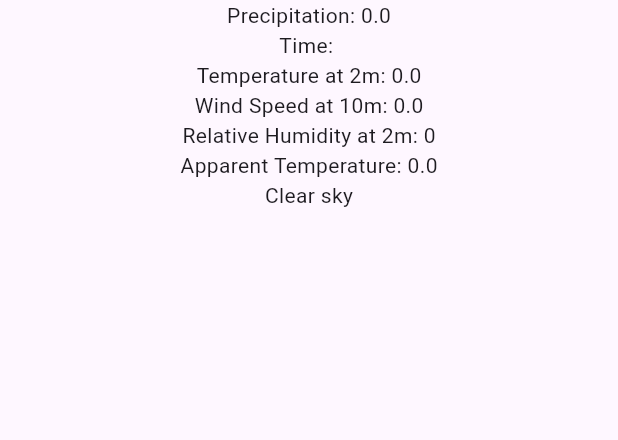
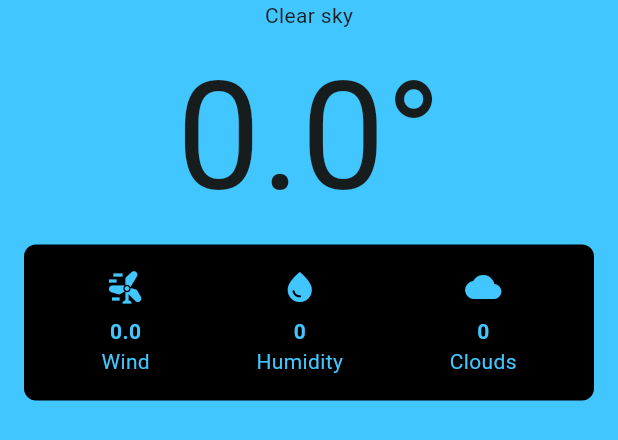
Before and after one commit to whosjorge23/weather_clean_architecture, a Flutter app: the WeatherPageContent widget shown alone on an empty page, opened directly with empty values, on a phone screen of 412 x 824 dp. Shown: the top 440 px of the screen. Run offline on Flutter 3.47's test engine with Material 3 defaults, Android fonts, the light colour scheme and no system bars; our stand-ins replace bloc, dio, equatable, flutter_bloc, freezed_annotation, gap and 5 more; missing offline and left inert: geolocator_platform_interface; generated files the repository leaves out were written again.

Commit message:
Refactor Design

```diff
--- a/lib/data/datasource/weather/weather_api_client.dart
+++ b/lib/data/datasource/weather/weather_api_client.dart
@@ -9,7 +9,7 @@ abstract class WeatherApiClient {
   factory WeatherApiClient(Dio dio) = _WeatherApiClient;
 
   @GET(
-      '/v1/forecast?latitude={latitude}&longitude={longitude}&current=temperature_2m,relative_humidity_2m,apparent_temperature,precipitation,weather_code,wind_speed_10m&temperature_unit={temperatureUnit}&wind_speed_unit={windSpeed}')
+      '/v1/forecast?latitude={latitude}&longitude={longitude}&current=temperature_2m,relative_humidity_2m,apparent_temperature,precipitation,weather_code,rain,cloud_cover,wind_speed_10m&temperature_unit={temperatureUnit}&wind_speed_unit={windSpeed}')
   Future<WeatherResponseDTO> getWeather(
     @Path('latitude') double latitude,
     @Path('longitude') double longitude,
--- a/lib/domain/entities/current_response_entity.dart
+++ b/lib/domain/entities/current_response_entity.dart
@@ -11,6 +11,8 @@ class CurrentResponseEntity extends BaseEntity {
   final double? windSpeed10m;
   final int? relativeHumidity2m;
   final double? apparentTemperature;
+  final double? rain;
+  final int? cloudCover;
 
   const CurrentResponseEntity({
     this.time,
@@ -21,6 +23,8 @@ class CurrentResponseEntity extends BaseEntity {
     this.windSpeed10m,
     this.relativeHumidity2m,
     this.apparentTemperature,
+    this.rain,
+    this.cloudCover,
   });
 
   @override
@@ -34,6 +38,8 @@ class CurrentResponseEntity extends BaseEntity {
       precipitation: precipitation,
       relativeHumidity2m: relativeHumidity2m,
       apparentTemperature: apparentTemperature,
+      rain: rain,
+      cloudCover: cloudCover,
     );
   }
 
@@ -47,5 +53,7 @@ class CurrentResponseEntity extends BaseEntity {
         windSpeed10m,
         relativeHumidity2m,
         apparentTemperature,
+        rain,
+        cloudCover,
       ];
 }
--- a/lib/domain/entities/current_units_response_entity.dart
+++ b/lib/domain/entities/current_units_response_entity.dart
@@ -10,6 +10,8 @@ class CurrentUnitsResponseEntity extends BaseEntity {
   final String? windSpeed10m;
   final String? relativeHumidity2m;
   final String? apparentTemperature;
+  final String? rain;
+  final String? cloudCover;
 
   const CurrentUnitsResponseEntity({
     this.time,
@@ -20,6 +22,8 @@ class CurrentUnitsResponseEntity extends BaseEntity {
     this.windSpeed10m,
     this.relativeHumidity2m,
     this.apparentTemperature,
+    this.rain,
+    this.cloudCover,
   });
 
   @override
@@ -33,6 +37,8 @@ class CurrentUnitsResponseEntity extends BaseEntity {
       precipitation: precipitation,
       relativeHumidity2m: relativeHumidity2m,
       apparentTemperature: apparentTemperature,
+      rain: rain,
+      cloudCover: cloudCover,
     );
   }
 
@@ -46,5 +52,7 @@ class CurrentUnitsResponseEntity extends BaseEntity {
         windSpeed10m,
         relativeHumidity2m,
         apparentTemperature,
+        rain,
+        cloudCover,
       ];
 }
--- /dev/null
+++ b/lib/features/weather/widgets/weather_info.dart
@@ -0,0 +1,40 @@
+import 'package:flutter/material.dart';
+import 'package:gap/gap.dart';
+
+class WeatherInfo extends StatelessWidget {
+  const WeatherInfo(
+      {super.key,
+      required this.icon,
+      required this.weatherInfo,
+      required this.label});
+
+  final IconData icon;
+  final String weatherInfo;
+  final String label;
+
+  @override
+  Widget build(BuildContext context) {
+    return Column(
+      children: [
+        Icon(
+          icon,
+          color: const Color(0xff42c6ff),
+        ),
+        const Gap(8),
+        Text(
+          weatherInfo,
+          style: const TextStyle(
+            fontWeight: FontWeight.bold,
+            color: Color(0xff42c6ff),
+          ),
+        ),
+        Text(
+          label,
+          style: const TextStyle(
+            color: Color(0xff42c6ff),
+          ),
+        ),
+      ],
+    );
+  }
+}
--- a/lib/features/weather/widgets/weather_page_content.dart
+++ b/lib/features/weather/widgets/weather_page_content.dart
@@ -1,9 +1,9 @@
-import 'package:flutter/cupertino.dart';
+import 'package:flutter/material.dart';
+import 'package:gap/gap.dart';
 import 'package:weather_clean_architecture/core/shared/context_extension.dart';
 import 'package:weather_clean_architecture/core/shared/enums/weather_code_enum.dart';
 import 'package:weather_clean_architecture/domain/entities/weather_response_entity.dart';
-
-import '../../../data/dto/weather_response_dto.dart';
+import 'package:weather_clean_architecture/features/weather/widgets/weather_info.dart';
 
 class WeatherPageContent extends StatelessWidget {
   const WeatherPageContent(
@@ -18,24 +18,24 @@ class WeatherPageContent extends StatelessWidget {
     return Center(
       child: Column(
         children: [
-          Text(
-            'Precipitation: ${weatherEntity.current?.precipitation}${weatherEntity.currentUnits?.precipitation}',
-          ),
-          Text(
-            'Time: ${weatherEntity.current?.time}',
-          ),
-          Text(
-            'Temperature at 2m: ${weatherEntity.current?.temperature2m}${weatherEntity.currentUnits?.temperature2m}',
-          ),
-          Text(
-            'Wind Speed at 10m: ${weatherEntity.current?.windSpeed10m}${weatherEntity.currentUnits?.windSpeed10m}',
-          ),
-          Text(
-            'Relative Humidity at 2m: ${weatherEntity.current?.relativeHumidity2m}${weatherEntity.currentUnits?.relativeHumidity2m}',
-          ),
-          Text(
-            'Apparent Temperature: ${weatherEntity.current?.apparentTemperature}${weatherEntity.currentUnits?.temperature2m}',
-          ),
+          // Text(
+          //   'Precipitation: ${weatherEntity.current?.precipitation}${weatherEntity.currentUnits?.precipitation}',
+          // ),
+          // Text(
+          //   'Time: ${weatherEntity.current?.time}',
+          // ),
+          // Text(
+          //   'Temperature at 2m: ${weatherEntity.current?.temperature2m}${weatherEntity.currentUnits?.temperature2m}',
+          // ),
+          // Text(
+          //   'Wind Speed at 10m: ${weatherEntity.current?.windSpeed10m}${weatherEntity.currentUnits?.windSpeed10m}',
+          // ),
+          // Text(
+          //   'Relative Humidity at 2m: ${weatherEntity.current?.relativeHumidity2m}${weatherEntity.currentUnits?.relativeHumidity2m}',
+          // ),
+          // Text(
+          //   'Apparent Temperature: ${weatherEntity.current?.apparentTemperature}${weatherEntity.currentUnits?.temperature2m}',
+          // ),
           switch (weatherEntity.current?.weatherCode) {
             WeatherCodeEnum.clearsky => Text(context.l10n.clearsky),
             WeatherCodeEnum.mainlyclear => Text(context.l10n.mainlyclear),
@@ -80,9 +80,59 @@ class WeatherPageContent extends StatelessWidget {
               Text(context.l10n.thunderstormHeavyHail),
             _ => Text(context.l10n.clearsky),
           },
-          // Text(
-          //   'Weather Code: ${weatherEntity.current?.weatherCode}',
-          // ),
+          Row(
+            mainAxisAlignment: MainAxisAlignment.center,
+            crossAxisAlignment: CrossAxisAlignment.start,
+            children: [
+              Stack(
+                children: [
+                  Positioned(
+                    bottom: 16,
+                    right: 16,
+                    child: Text(
+                        '${weatherEntity.currentUnits?.apparentTemperature}'),
+                  ),
+                  Text(
+                    '${weatherEntity.current?.apparentTemperature}°',
+                    style: const TextStyle(fontSize: 100),
+                  ),
+                ],
+              ),
+            ],
+          ),
+          Padding(
+            padding: const EdgeInsets.symmetric(horizontal: 16.0),
+            child: Container(
+              padding: const EdgeInsets.all(16),
+              decoration: BoxDecoration(
+                color: Colors.black,
+                borderRadius: BorderRadius.circular(8),
+              ),
+              child: Row(
+                mainAxisAlignment: MainAxisAlignment.spaceAround,
+                children: [
+                  WeatherInfo(
+                    icon: Icons.wind_power,
+                    weatherInfo:
+                        '${weatherEntity.current?.windSpeed10m}${weatherEntity.currentUnits?.windSpeed10m}',
+                    label: 'Wind',
+                  ),
+                  WeatherInfo(
+                    icon: Icons.water_drop,
+                    weatherInfo:
+                        '${weatherEntity.current?.relativeHumidity2m}${weatherEntity.currentUnits?.relativeHumidity2m}',
+                    label: 'Humidity',
+                  ),
+                  WeatherInfo(
+                    icon: Icons.cloud,
+                    weatherInfo:
+                        '${weatherEntity.current?.cloudCover}${weatherEntity.currentUnits?.cloudCover}',
+                    label: 'Clouds',
+                  ),
+                ],
+              ),
+            ),
+          )
         ],
       ),
     );
--- a/pubspec.yaml
+++ b/pubspec.yaml
@@ -62,6 +62,7 @@ dependencies:
 
   # Utils
   equatable: ^2.0.5
+  gap:
 
 
   # The following adds the Cupertino Icons font to your application.
```
Also changed, not shown: lib/app.dart (+7 -0 lines), lib/core/theme/app_theme.dart (added, +85 -0 lines), lib/data/dto/weather_response_dto.dart (+22 -2 lines), lib/data/datasource/weather/weather_api_client.g.dart, lib/data/dto/weather_response_dto.g.dart, pubspec.lock.
